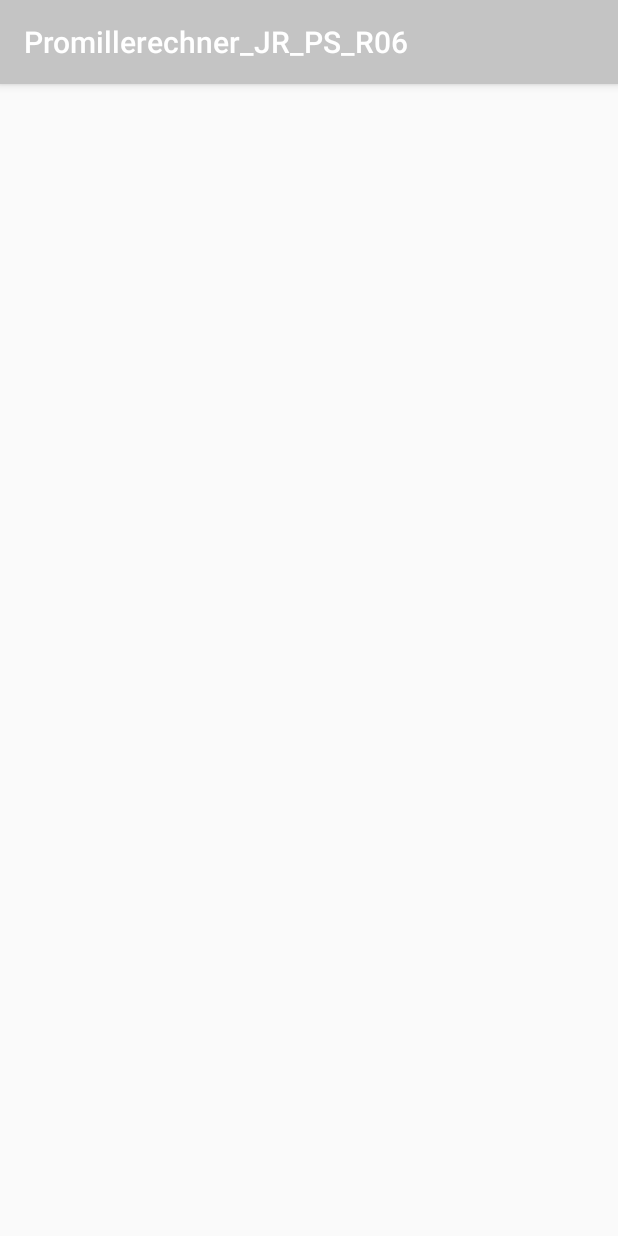
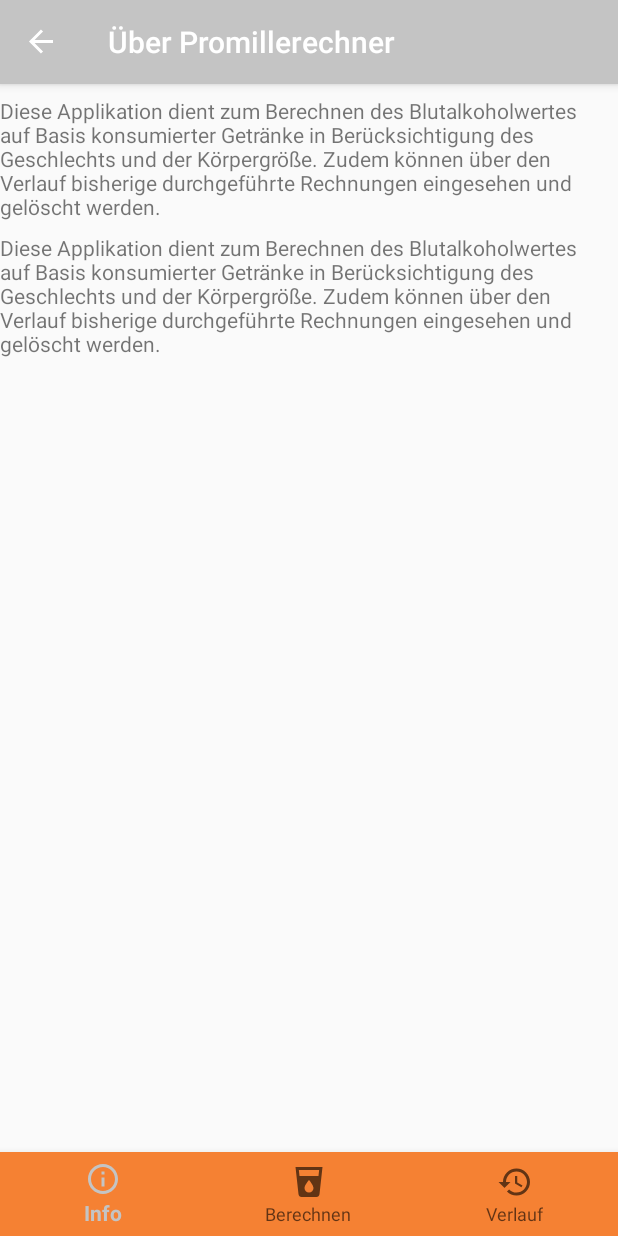
Before and after one commit to pastscefalfens/promillerechner, an Android app: the screen it shows after launch (MainActivity), on a phone screen of 412 x 824 dp. Run offline under Robolectric (Android 15) with nearby library versions, the phone set to English and light mode, and no system bars; our stand-ins replace navigation-ui.

Commit message:
DAO angelegt, Berechnung Model erstellt, Database erstellt, Fragmentaufruf

```diff
--- a/app/build.gradle
+++ b/app/build.gradle
@@ -30,5 +30,7 @@ dependencies {
     implementation 'com.google.android.material:material:1.0.0'
     implementation 'androidx.navigation:navigation-fragment:2.0.0'
     implementation 'androidx.navigation:navigation-ui:2.0.0'
+    implementation 'androidx.room:room-runtime:2.2.0'
+    annotationProcessor 'androidx.room:room-compiler:2.2.0'
 
 }
--- a/app/src/main/java/com/example/promillerechner_jr_ps_r06/InfoFragment.java
+++ b/app/src/main/java/com/example/promillerechner_jr_ps_r06/InfoFragment.java
@@ -9,6 +9,7 @@ import androidx.fragment.app.Fragment;
 import android.view.LayoutInflater;
 import android.view.View;
 import android.view.ViewGroup;
+import android.widget.TextView;
 
 
 /**
@@ -24,6 +25,7 @@ public class InfoFragment extends Fragment {
     // the fragment initialization parameters, e.g. ARG_ITEM_NUMBER
     private static final String ARG_PARAM1 = "param1";
     private static final String ARG_PARAM2 = "param2";
+    View view;
 
 
     // TODO: Rename and change types of parameters
@@ -68,7 +70,8 @@ public class InfoFragment extends Fragment {
     public View onCreateView(LayoutInflater inflater, ViewGroup container,
                              Bundle savedInstanceState) {
         // Inflate the layout for this fragment
-        return inflater.inflate(R.layout.fragment_info, container, false);
+        view = inflater.inflate(R.layout.fragment_info, container, false);
+        return view;
     }
 /**
     // TODO: Rename method, update argument and hook method into UI event
--- a/app/src/main/res/layout/activity_main.xml
+++ b/app/src/main/res/layout/activity_main.xml
@@ -18,18 +18,19 @@
         app:layout_constraintStart_toStartOf="parent"
         app:labelVisibilityMode="labeled"
         app:layout_constraintBaseline_toBaselineOf="parent"
-
         app:menu="@menu/menu_items"
         />
 
     <fragment
         android:id="@+id/fragment_host"
+        android:name="androidx.navigation.fragment.NavHostFragment"
         android:layout_width="match_parent"
         android:layout_height="match_parent"
         app:layout_constraintBottom_toTopOf="@id/bottom_bar"
         app:layout_constraintLeft_toLeftOf="parent"
         app:layout_constraintRight_toRightOf="parent"
         app:defaultNavHost="true"
+        app:navGraph="@navigation/mobile_navigation"
         />
 
 
--- a/app/src/main/res/layout/fragment_info.xml
+++ b/app/src/main/res/layout/fragment_info.xml
@@ -1,14 +1,26 @@
 <?xml version="1.0" encoding="utf-8"?>
-<FrameLayout xmlns:android="http://schemas.android.com/apk/res/android"
+<androidx.constraintlayout.widget.ConstraintLayout xmlns:android="http://schemas.android.com/apk/res/android"
     xmlns:tools="http://schemas.android.com/tools"
     android:layout_width="match_parent"
     android:layout_height="match_parent"
+    xmlns:app="http://schemas.android.com/apk/res-auto"
     tools:context=".InfoFragment">
 
     <!-- TODO: Update blank fragment layout -->
     <TextView
+        android:id="@+id/info_firsttexr"
         android:layout_width="match_parent"
-        android:layout_height="match_parent"
-        android:text="@string/hello_blank_fragment" />
+        android:layout_height="wrap_content"
+        app:layout_constraintTop_toTopOf="parent"
+        android:text="@string/info_beschreibung_app"
+        android:paddingBottom="8dp"
+        android:paddingTop="8dp"/>
 
-</FrameLayout>
+    <TextView
+        android:id="@+id/info_secondtext"
+        android:layout_width="match_parent"
+        android:layout_height="wrap_content"
+        app:layout_constraintTop_toBottomOf="@+id/info_firsttexr"
+        android:text="@string/info_beschreibung_app" />
+
+</androidx.constraintlayout.widget.ConstraintLayout>
--- /dev/null
+++ b/app/src/main/res/navigation/mobile_navigation.xml
@@ -0,0 +1,19 @@
+<?xml version="1.0" encoding="utf-8"?>
+<navigation xmlns:android="http://schemas.android.com/apk/res/android"
+    xmlns:app="http://schemas.android.com/apk/res-auto"
+    xmlns:tools="http://schemas.android.com/tools"
+    android:id="@+id/mobile_navigation"
+    app:startDestination="@+id/info">
+
+    <fragment
+        android:id="@+id/info"
+        android:name="com.example.promillerechner_jr_ps_r06.InfoFragment"
+        android:label="@string/info_titel_voll"
+        tools:layout="@layout/fragment_info" />
+
+    <fragment
+        android:id="@+id/berechnen"
+        android:name="com.example.promillerechner_jr_ps_r06.BerechnenFragment"
+        android:label="@string/berechnen_titel_voll"
+        tools:layout="@layout/fragment_berechnen" />
+</navigation>
--- a/app/src/main/res/values/strings.xml
+++ b/app/src/main/res/values/strings.xml
@@ -56,7 +56,7 @@
     Werte stammen
     von der Website www.kenn-dein-limit.de und basieren auf den Formeln von Widmark und Watson.
         </string>
-    <string name="info_fragen"></string>
+    <string name="info_fragen">Bei Fragen kontaktieren Sie uns bitte gerne!</string>
     <string name="info_email">Email: contact@psteffens.com</string>
     <string name="info_button_email">Email</string>
 
```
Also changed, not shown: app/src/main/java/com/example/promillerechner_jr_ps_r06/BerechnenFragment.java (+20 -4 lines), app/src/main/java/com/example/promillerechner_jr_ps_r06/BerechnungRoomDatabase.java (added, +24 -0 lines), app/src/main/java/com/example/promillerechner_jr_ps_r06/dao/BerechnungDao.java (added, +26 -0 lines), app/src/main/java/com/example/promillerechner_jr_ps_r06/models/Berechnung.java (added, +17 -0 lines).
